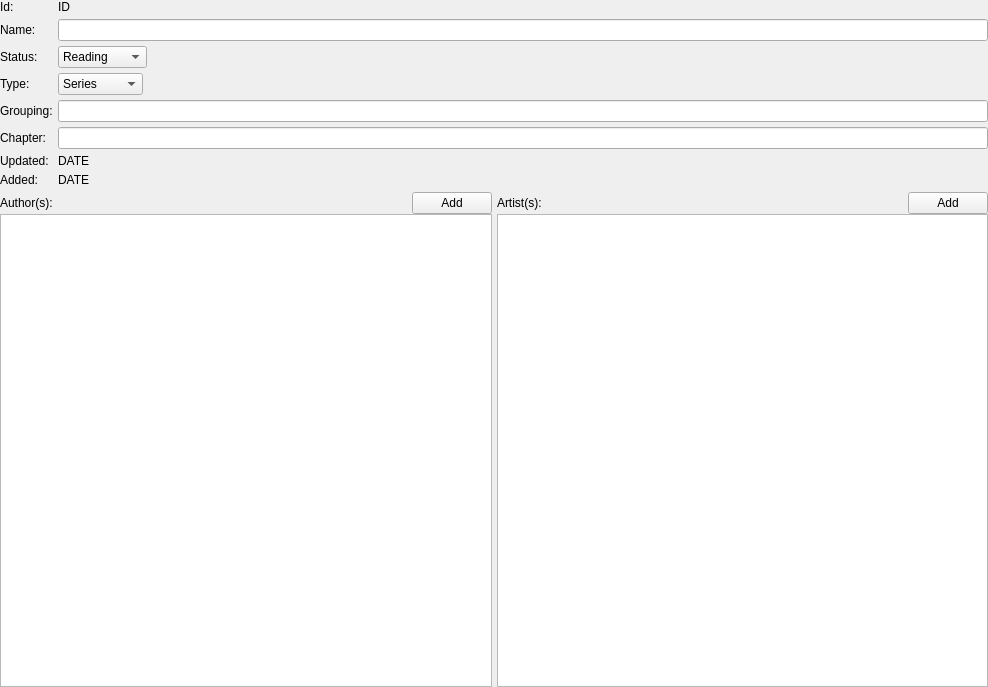
The window that src/UI/WorkPage/WorkPage.ui (NikolaRoev/Tracker) describes before a commit, drawn with Qt 5.
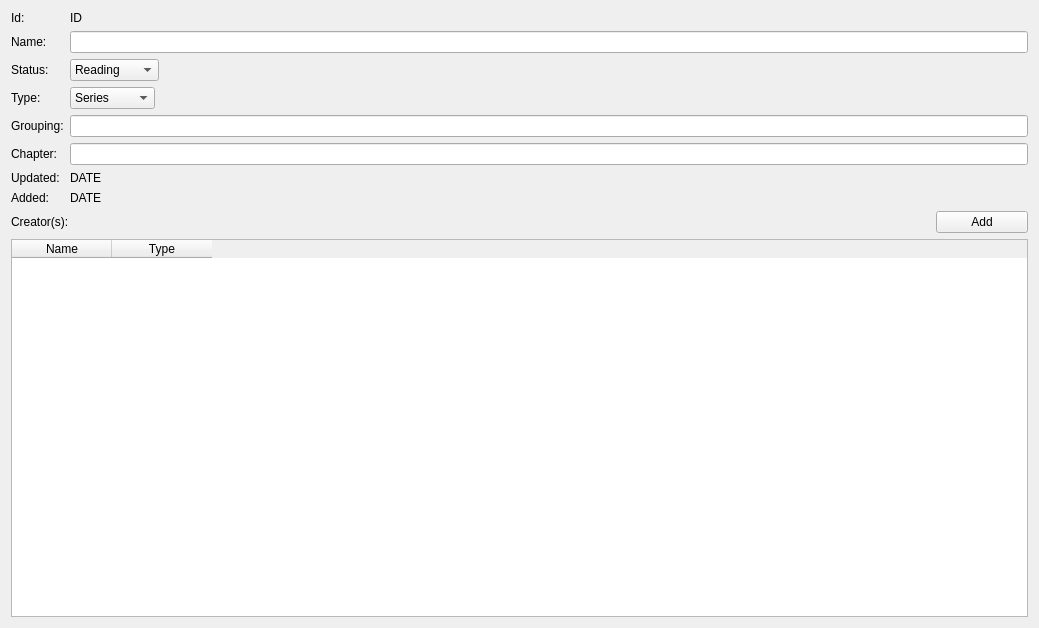
The same window after the commit.

Commit message: Coalesced the creator type to any string.

```diff
--- a/src/UI/WorkPage/WorkPage.ui
+++ b/src/UI/WorkPage/WorkPage.ui
@@ -6,29 +6,14 @@
    <rect>
     <x>0</x>
     <y>0</y>
-    <width>988</width>
-    <height>687</height>
+    <width>1039</width>
+    <height>628</height>
    </rect>
   </property>
   <property name="windowTitle">
    <string>Form</string>
   </property>
-  <layout class="QVBoxLayout" name="verticalLayout_3" stretch="0,0">
-   <property name="spacing">
-    <number>5</number>
-   </property>
-   <property name="leftMargin">
-    <number>0</number>
-   </property>
-   <property name="topMargin">
-    <number>0</number>
-   </property>
-   <property name="rightMargin">
-    <number>0</number>
-   </property>
-   <property name="bottomMargin">
-    <number>0</number>
-   </property>
+  <layout class="QVBoxLayout" name="verticalLayout_3">
    <item>
     <layout class="QFormLayout" name="formLayout">
      <item row="0" column="0">
@@ -38,13 +23,6 @@
        </property>
       </widget>
      </item>
-     <item row="0" column="1">
-      <widget class="QLabel" name="idLabel">
-       <property name="text">
-        <string>ID</string>
-       </property>
-      </widget>
-     </item>
      <item row="1" column="0">
       <widget class="QLabel" name="label_5">
        <property name="text">
@@ -162,63 +140,10 @@
        </property>
       </widget>
      </item>
-    </layout>
-   </item>
-   <item>
-    <layout class="QHBoxLayout" name="horizontalLayout_3">
-     <property name="spacing">
-      <number>5</number>
-     </property>
-     <item>
-      <layout class="QVBoxLayout" name="verticalLayout">
-       <property name="spacing">
-        <number>0</number>
-       </property>
-       <item>
-        <layout class="QHBoxLayout" name="horizontalLayout">
-         <item>
-          <widget class="QLabel" name="label">
+     <item row="0" column="1">
+      <widget class="QLabel" name="idLabel">
            <property name="text">
-            <string>Author(s):</string>
-           </property>
-          </widget>
-         </item>
-         <item>
-          <widget class="QPushButton" name="authorPushButton">
-           <property name="sizePolicy">
-            <sizepolicy hsizetype="Maximum" vsizetype="Fixed">
-             <horstretch>0</horstretch>
-             <verstretch>0</verstretch>
-            </sizepolicy>
-           </property>
-           <property name="text">
-            <string>Add</string>
-           </property>
-          </widget>
-         </item>
-        </layout>
-       </item>
-       <item>
-        <widget class="QListWidget" name="authorListWidget">
-         <property name="sizePolicy">
-          <sizepolicy hsizetype="Expanding" vsizetype="Expanding">
-           <horstretch>0</horstretch>
-           <verstretch>0</verstretch>
-          </sizepolicy>
-         </property>
-         <property name="font">
-          <font>
-           <family>Consolas</family>
-          </font>
-         </property>
-         <property name="contextMenuPolicy">
-          <enum>Qt::CustomContextMenu</enum>
-         </property>
-         <property name="editTriggers">
-          <set>QAbstractItemView::NoEditTriggers</set>
-         </property>
-         <property name="alternatingRowColors">
-          <bool>true</bool>
+        <string>ID</string>
          </property>
         </widget>
        </item>
@@ -226,26 +151,17 @@
      </item>
      <item>
       <layout class="QVBoxLayout" name="verticalLayout_2">
-       <property name="spacing">
-        <number>0</number>
-       </property>
        <item>
-        <layout class="QHBoxLayout" name="horizontalLayout_2">
+      <layout class="QHBoxLayout" name="horizontalLayout" stretch="10,1">
          <item>
-          <widget class="QLabel" name="label_2">
+        <widget class="QLabel" name="label">
            <property name="text">
-            <string>Artist(s):</string>
+          <string>Creator(s):</string>
            </property>
           </widget>
          </item>
          <item>
-          <widget class="QPushButton" name="artistPushButton">
-           <property name="sizePolicy">
-            <sizepolicy hsizetype="Maximum" vsizetype="Fixed">
-             <horstretch>0</horstretch>
-             <verstretch>0</verstretch>
-            </sizepolicy>
-           </property>
+        <widget class="QPushButton" name="addPushButton">
            <property name="text">
             <string>Add</string>
            </property>
@@ -254,11 +170,9 @@
         </layout>
        </item>
        <item>
-        <widget class="QListWidget" name="artistListWidget">
-         <property name="font">
-          <font>
-           <family>Consolas</family>
-          </font>
+      <widget class="QTableWidget" name="tableWidget">
+       <property name="focusPolicy">
+        <enum>Qt::NoFocus</enum>
          </property>
          <property name="contextMenuPolicy">
           <enum>Qt::CustomContextMenu</enum>
@@ -269,9 +183,35 @@
          <property name="alternatingRowColors">
           <bool>true</bool>
          </property>
-        </widget>
-       </item>
-      </layout>
+       <property name="selectionMode">
+        <enum>QAbstractItemView::SingleSelection</enum>
+       </property>
+       <property name="selectionBehavior">
+        <enum>QAbstractItemView::SelectRows</enum>
+       </property>
+       <property name="showGrid">
+        <bool>false</bool>
+       </property>
+       <property name="cornerButtonEnabled">
+        <bool>false</bool>
+       </property>
+       <attribute name="horizontalHeaderHighlightSections">
+        <bool>false</bool>
+       </attribute>
+       <attribute name="verticalHeaderHighlightSections">
+        <bool>false</bool>
+       </attribute>
+       <column>
+        <property name="text">
+         <string>Name</string>
+        </property>
+       </column>
+       <column>
+        <property name="text">
+         <string>Type</string>
+        </property>
+       </column>
+      </widget>
      </item>
     </layout>
    </item>
```
Lines whose indentation alone changed are shown as unchanged. The commit also changes 8 other files.
